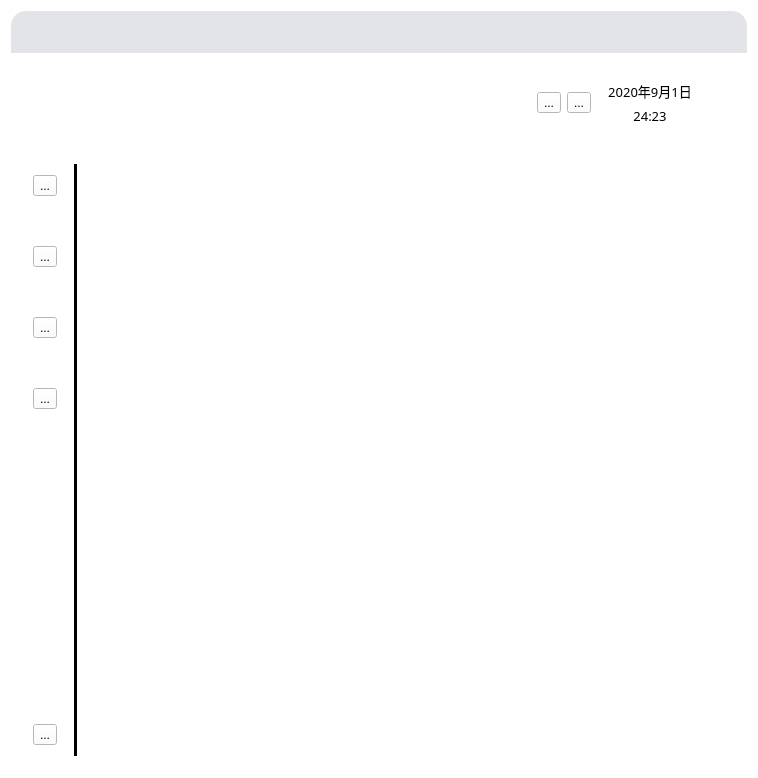
This is CampusCardManagementSystem/widget.ui in Ganliber/stuCanteenSystem as Qt 5 draws it before an edit. The edited form follows.
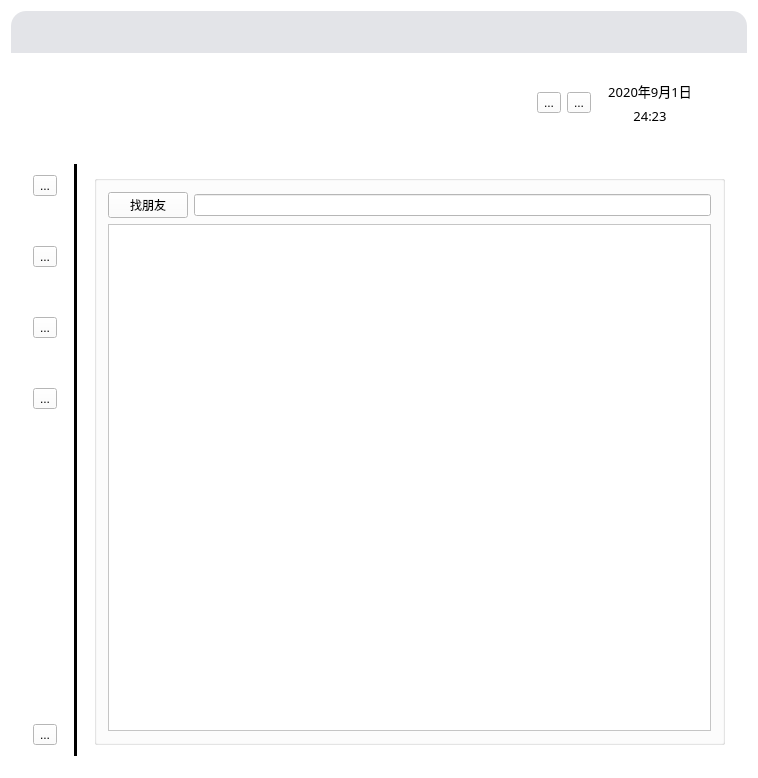
This is the edited form. The open tabs and pages were chosen to show the change. Icons and pictures are not drawn. Custom widgets are drawn as their Qt base class.

What changed in the file:
```diff
--- a/CampusCardManagementSystem/widget.ui
+++ b/CampusCardManagementSystem/widget.ui
@@ -1665,7 +1665,32 @@
           </item>
          </layout>
         </widget>
-        <widget class="QWidget" name="page_data"/>
+        <widget class="QWidget" name="page_data">
+         <layout class="QGridLayout" name="gridLayout_11">
+          <item row="0" column="0">
+           <widget class="QGroupBox" name="groupBox">
+            <property name="title">
+             <string/>
+            </property>
+            <layout class="QGridLayout" name="gridLayout_10">
+             <item row="0" column="0">
+              <widget class="QPushButton" name="pushButton">
+               <property name="text">
+                <string>找朋友</string>
+               </property>
+              </widget>
+             </item>
+             <item row="0" column="1">
+              <widget class="QLineEdit" name="lineEdit_2"/>
+             </item>
+             <item row="1" column="0" colspan="2">
+              <widget class="QTextEdit" name="textEdit"/>
+             </item>
+            </layout>
+           </widget>
+          </item>
+         </layout>
+        </widget>
        </widget>
       </item>
      </layout>
```
Left out of the diff: 5 changed lines with no effect on the pictures.
